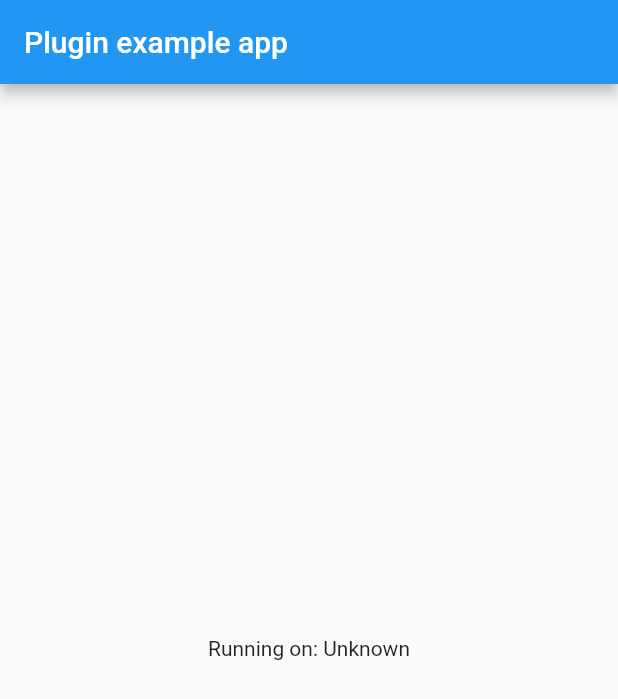
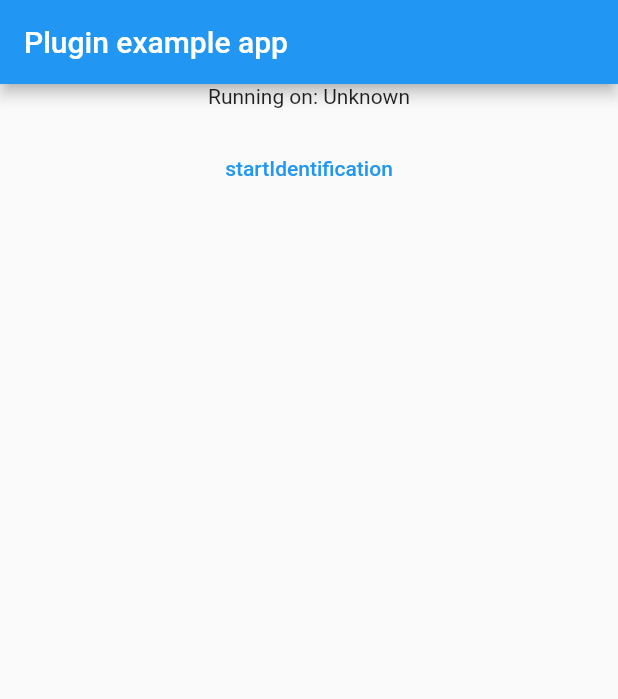
Before and after one commit to jhionan/ondato-plugin, a Flutter app: the screen it shows after launch, on a phone screen of 412 x 824 dp. Shown: the top 699 px of the screen. Run offline on Flutter 3.47's test engine with Material 2 defaults, Android fonts, the phone set to English and light mode, and no system bars.

Commit message:
feat(example):  make minior change on view just to test the implementation

```diff
--- a/example/lib/main.dart
+++ b/example/lib/main.dart
@@ -50,7 +50,15 @@ class _MyAppState extends State<MyApp> {
           title: const Text('Plugin example app'),
         ),
         body: Center(
-          child: Text('Running on: $_platformVersion\n'),
+          child: Column(
+            children: [
+              Text('Running on: $_platformVersion\n'),
+              TextButton(
+                onPressed: () async => await OndatoSkd.startIdentification,
+                child: Text('startIdentification'),
+              )
+            ],
+          ),
         ),
       ),
     );
```
Also changed, not shown: 4 other files.
